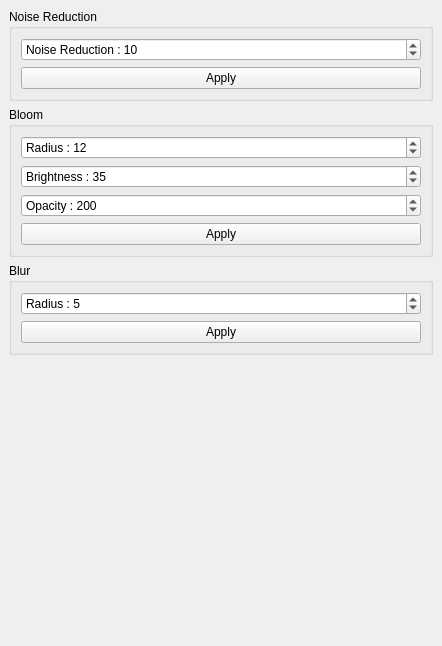
The window that imageeffectsdockwidget.ui (michalmielczynski/PanelTest) describes before a commit, drawn with Qt 5.
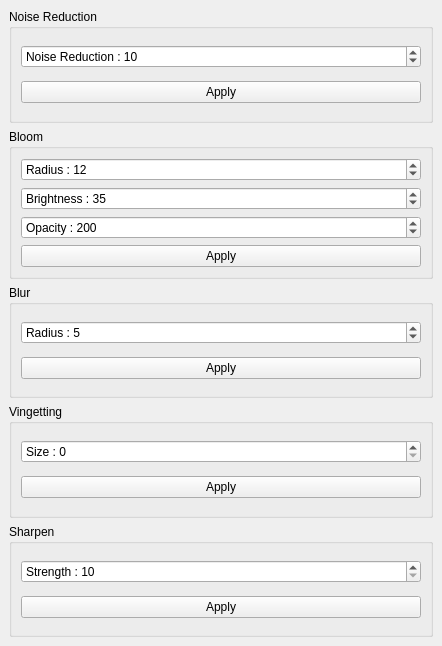
The same window after the commit.

Commit message: sharpen, vingetting added. Noise reduction performance improvements

What changed in the file:
```diff
--- a/imageeffectsdockwidget.ui
+++ b/imageeffectsdockwidget.ui
@@ -123,17 +123,56 @@
      </widget>
     </item>
     <item>
-     <spacer name="verticalSpacer">
-      <property name="orientation">
-       <enum>Qt::Vertical</enum>
+     <widget class="QGroupBox" name="groupBox_4">
+      <property name="title">
+       <string>Vingetting</string>
       </property>
-      <property name="sizeHint" stdset="0">
-       <size>
-        <width>20</width>
-        <height>40</height>
-       </size>
+      <layout class="QVBoxLayout" name="verticalLayout_5">
+       <item>
+        <widget class="QSpinBox" name="spinBoxVingetting">
+         <property name="prefix">
+          <string>Size : </string>
+         </property>
+        </widget>
+       </item>
+       <item>
+        <widget class="QPushButton" name="pushButtonVingetting">
+         <property name="text">
+          <string>Apply</string>
+         </property>
+        </widget>
+       </item>
+      </layout>
+     </widget>
+    </item>
+    <item>
+     <widget class="QGroupBox" name="groupBox_5">
+      <property name="title">
+       <string>Sharpen</string>
       </property>
-     </spacer>
+      <layout class="QVBoxLayout" name="verticalLayout_6">
+       <item>
+        <widget class="QSpinBox" name="spinBoxSharpen">
+         <property name="prefix">
+          <string>Strength : </string>
+         </property>
+         <property name="minimum">
+          <number>10</number>
+         </property>
+         <property name="maximum">
+          <number>20</number>
+         </property>
+        </widget>
+       </item>
+       <item>
+        <widget class="QPushButton" name="pushButtonSharpen">
+         <property name="text">
+          <string>Apply</string>
+         </property>
+        </widget>
+       </item>
+      </layout>
+     </widget>
     </item>
    </layout>
   </widget>
```
The commit also changes 14 other files.
